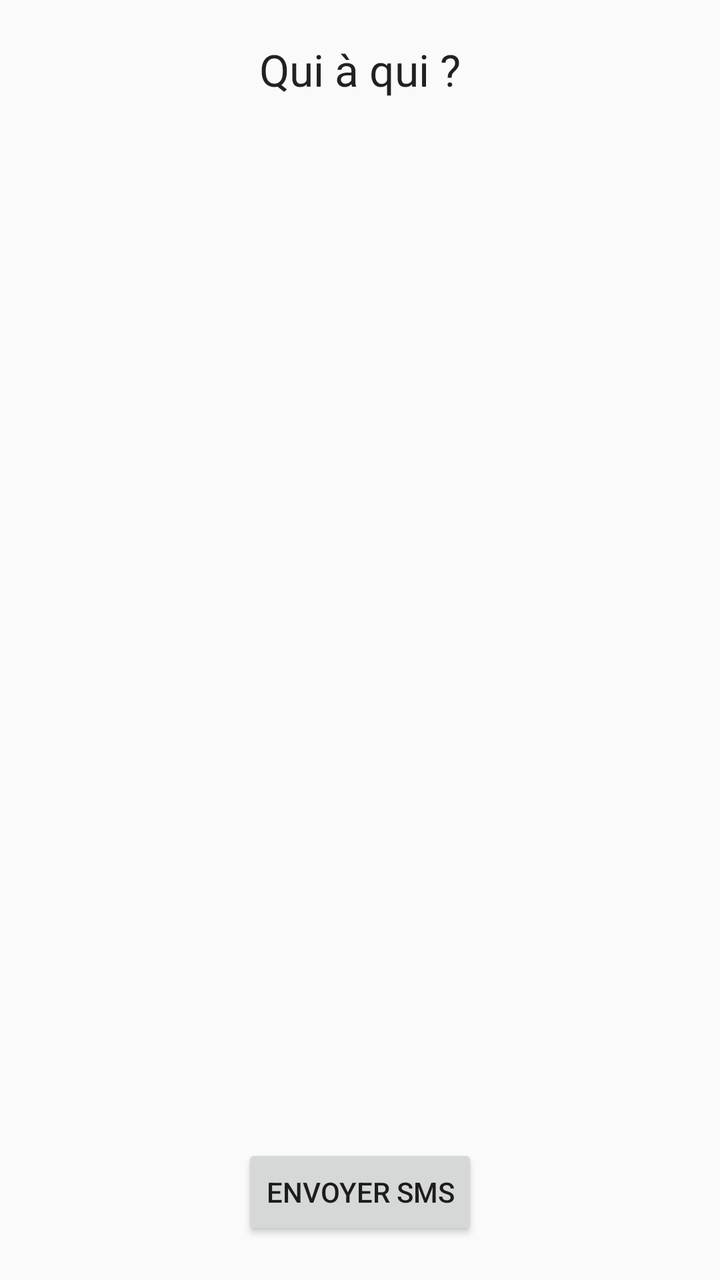
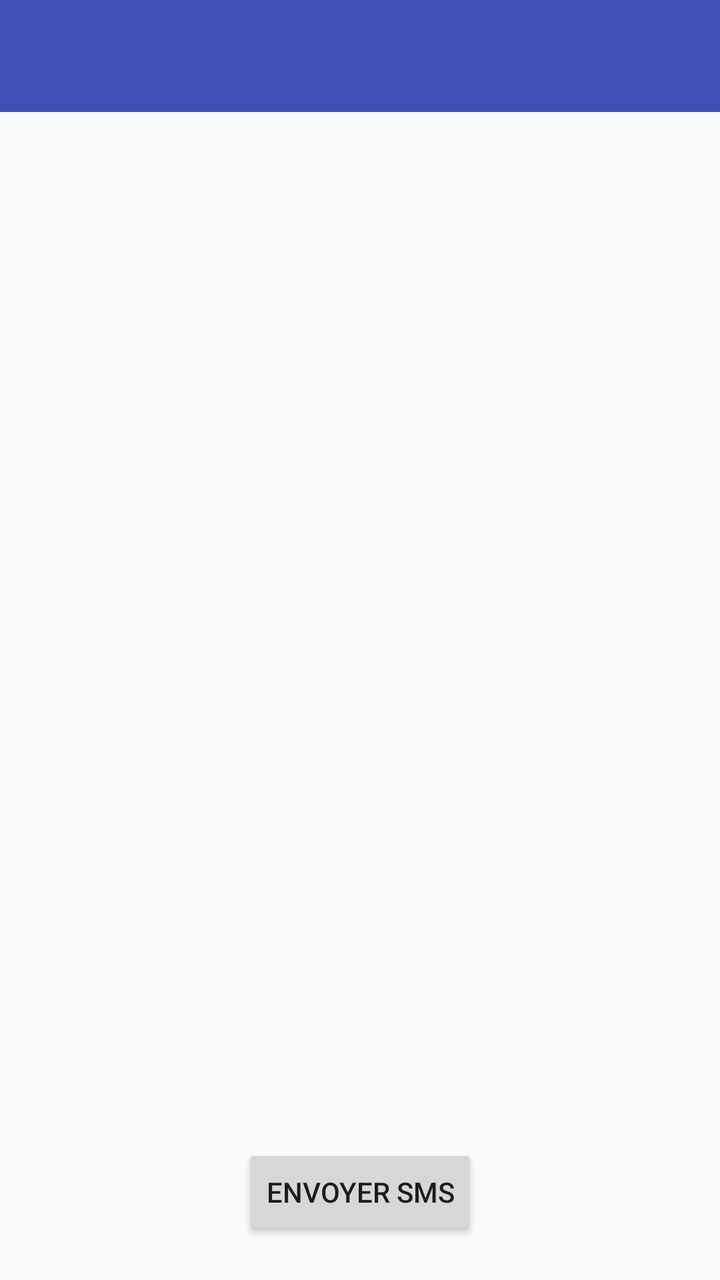

Two renders of the same Android screen: before a commit and after it. Below are the layout's source before the change and the commit's diff.
<!-- AndroidManifest.xml: application theme AppTheme -->
<!-- res/layout/activity_random.xml -->
<?xml version="1.0" encoding="utf-8"?>
<RelativeLayout xmlns:android="http://schemas.android.com/apk/res/android"
    android:layout_width="match_parent"
    android:layout_height="match_parent">

    <TextView
        android:layout_width="wrap_content"
        android:layout_height="wrap_content"
        android:textAppearance="?android:attr/textAppearanceLarge"
        android:text="@string/whosewho"
        android:id="@+id/titre"
        android:layout_marginTop="20dp"
        android:layout_centerHorizontal="true" />

    <ListView
        android:layout_width="wrap_content"
        android:layout_height="wrap_content"
        android:id="@+id/listeNomsAssocies"
        android:layout_above="@+id/sms"
        android:layout_below="@+id/titre"
        android:layout_marginTop="20dp"
        android:layout_alignParentEnd="true"/>

    <Button
        android:id="@+id/sms"
        android:layout_width="wrap_content"
        android:layout_height="wrap_content"
        android:layout_alignParentBottom="true"
        android:layout_centerHorizontal="true"
        android:layout_marginTop="20dp"
        android:layout_marginBottom="20dp"
        android:text="@string/send" />
</RelativeLayout>
<!-- resources referenced by this layout -->
<resources>
  <string name="send">Envoyer SMS</string>
  <string name="whosewho">Qui à qui ?</string>
  <style name="AppTheme" parent="Theme.AppCompat.Light.DarkActionBar">
          
          <item name="colorPrimary">@color/colorPrimary</item>
          <item name="colorPrimaryDark">@color/colorPrimaryDark</item>
          <item name="colorAccent">@color/colorAccent</item>
      </style>
  <color name="colorPrimary">#3F51B5</color>
  <color name="colorPrimaryDark">#303F9F</color>
  <color name="colorAccent">#FF4081</color>
</resources>

<!-- the commit's change to res/layout/activity_random.xml (unified diff, before → after) -->
@@ -1,33 +1,74 @@
 <?xml version="1.0" encoding="utf-8"?>
-<RelativeLayout xmlns:android="http://schemas.android.com/apk/res/android"
+<androidx.drawerlayout.widget.DrawerLayout
+    xmlns:android="http://schemas.android.com/apk/res/android"
+    xmlns:app="http://schemas.android.com/apk/res-auto"
+    xmlns:tools="http://schemas.android.com/tools"
+    android:id="@+id/drawer_layout"
     android:layout_width="match_parent"
-    android:layout_height="match_parent">
+    android:layout_height="match_parent"
+    android:fitsSystemWindows="true"
+    tools:openDrawer="start">
+
+    <androidx.constraintlayout.widget.ConstraintLayout
+        android:layout_width="match_parent"
+        android:layout_height="match_parent">
+
+        <androidx.appcompat.widget.Toolbar
+            android:id="@+id/toolbar"
+            android:layout_width="0dp"
+            android:layout_height="wrap_content"
+            android:background="?attr/colorPrimary"
+            android:minHeight="?attr/actionBarSize"
+            android:theme="@style/ThemeOverlay.AppCompat.ActionBar"
+            app:layout_constraintEnd_toEndOf="parent"
+            app:layout_constraintStart_toStartOf="parent"
+            app:layout_constraintTop_toTopOf="parent"/>
+
+        <ListView
+            android:id="@+id/listeNomsAssocies"
+            android:layout_width="0dp"
+            android:layout_height="0dp"
+            app:layout_constraintBottom_toTopOf="@+id/sms"
+            app:layout_constraintEnd_toEndOf="parent"
+            app:layout_constraintStart_toStartOf="parent"
+            app:layout_constraintTop_toBottomOf="@+id/toolbar" />
+
+        <Button
+            android:id="@+id/sms"
+            android:layout_width="wrap_content"
+            android:layout_height="wrap_content"
+            android:layout_gravity="center_horizontal"
+            android:layout_marginTop="20dp"
+            android:layout_marginBottom="20dp"
+            android:text="@string/send"
+            app:layout_constraintBottom_toBottomOf="parent"
+            app:layout_constraintEnd_toEndOf="parent"
+            app:layout_constraintStart_toStartOf="parent" />
+    </androidx.constraintlayout.widget.ConstraintLayout>
+
+    <com.google.android.material.navigation.NavigationView
+        android:id="@+id/nav_view"
+        android:layout_width="wrap_content"
+        android:layout_height="match_parent"
+        android:layout_gravity="start"
+        app:headerLayout="@layout/nav_header"
+        app:menu="@menu/drawer_menu" />
+
+</androidx.drawerlayout.widget.DrawerLayout>
+<!-- res/layout/nav_header.xml (included above) -->
+<?xml version="1.0" encoding="utf-8"?>
+<LinearLayout xmlns:android="http://schemas.android.com/apk/res/android"
+    android:layout_width="match_parent"
+    android:layout_height="192dp"
+    android:background="?attr/colorPrimaryDark"
+    android:gravity="bottom"
+    android:orientation="vertical"
+    android:padding="16dp"
+    android:theme="@style/ThemeOverlay.AppCompat.Dark">
 
     <TextView
-        android:layout_width="wrap_content"
+        android:layout_width="match_parent"
         android:layout_height="wrap_content"
-        android:textAppearance="?android:attr/textAppearanceLarge"
-        android:text="@string/whosewho"
-        android:id="@+id/titre"
-        android:layout_marginTop="20dp"
-        android:layout_centerHorizontal="true" />
-
-    <ListView
-        android:layout_width="wrap_content"
-        android:layout_height="wrap_content"
-        android:id="@+id/listeNomsAssocies"
-        android:layout_above="@+id/sms"
-        android:layout_below="@+id/titre"
-        android:layout_marginTop="20dp"
-        android:layout_alignParentEnd="true"/>
-
-    <Button
-        android:id="@+id/sms"
-        android:layout_width="wrap_content"
-        android:layout_height="wrap_content"
-        android:layout_alignParentBottom="true"
-        android:layout_centerHorizontal="true"
-        android:layout_marginTop="20dp"
-        android:layout_marginBottom="20dp"
-        android:text="@string/send" />
-</RelativeLayout>
+        android:text="@string/app_name"
+        android:textAppearance="@style/TextAppearance.AppCompat.Body1" />
+</LinearLayout>
<!-- resource entries referenced after the edit -->
@@ -1,12 +1,14 @@
 <!-- resources referenced by this layout -->
 <resources>
+  <string name="app_name">RandomNoel</string>
   <string name="send">Envoyer SMS</string>
-  <string name="whosewho">Qui à qui ?</string>
-  <style name="AppTheme" parent="Theme.AppCompat.Light.DarkActionBar">
+  <style name="AppTheme" parent="Theme.AppCompat.Light.NoActionBar">
           
           <item name="colorPrimary">@color/colorPrimary</item>
           <item name="colorPrimaryDark">@color/colorPrimaryDark</item>
           <item name="colorAccent">@color/colorAccent</item>
+          <item name="windowActionBar">false</item>
+          <item name="windowNoTitle">true</item>
       </style>
   <color name="colorPrimary">#3F51B5</color>
   <color name="colorPrimaryDark">#303F9F</color>
